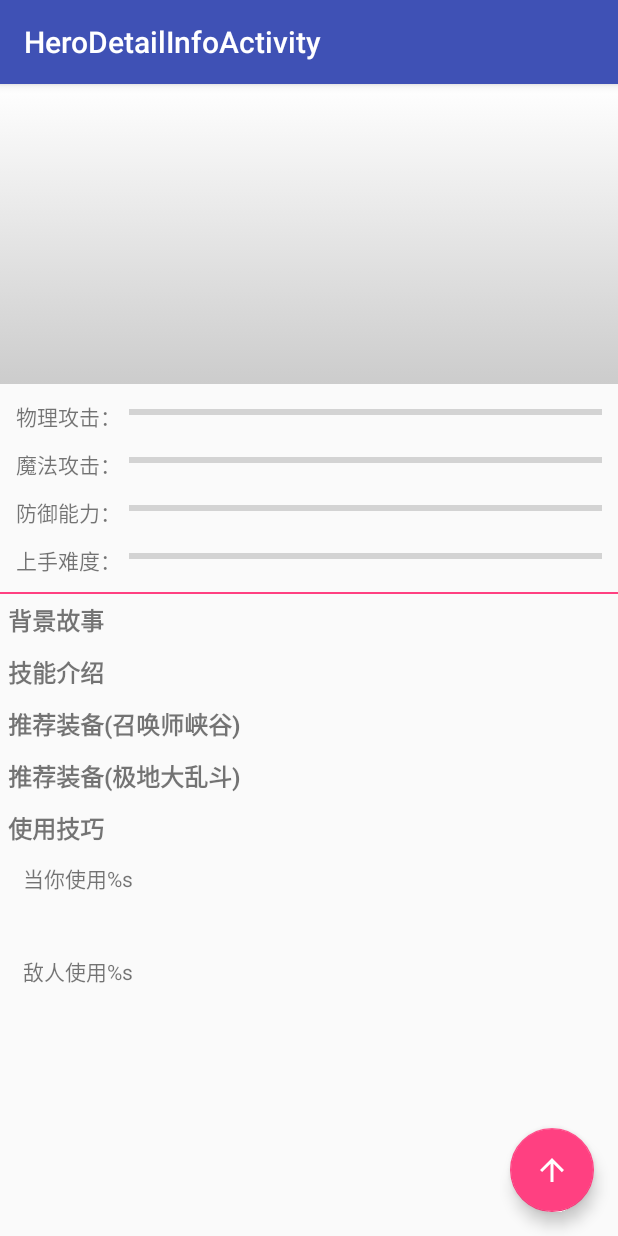
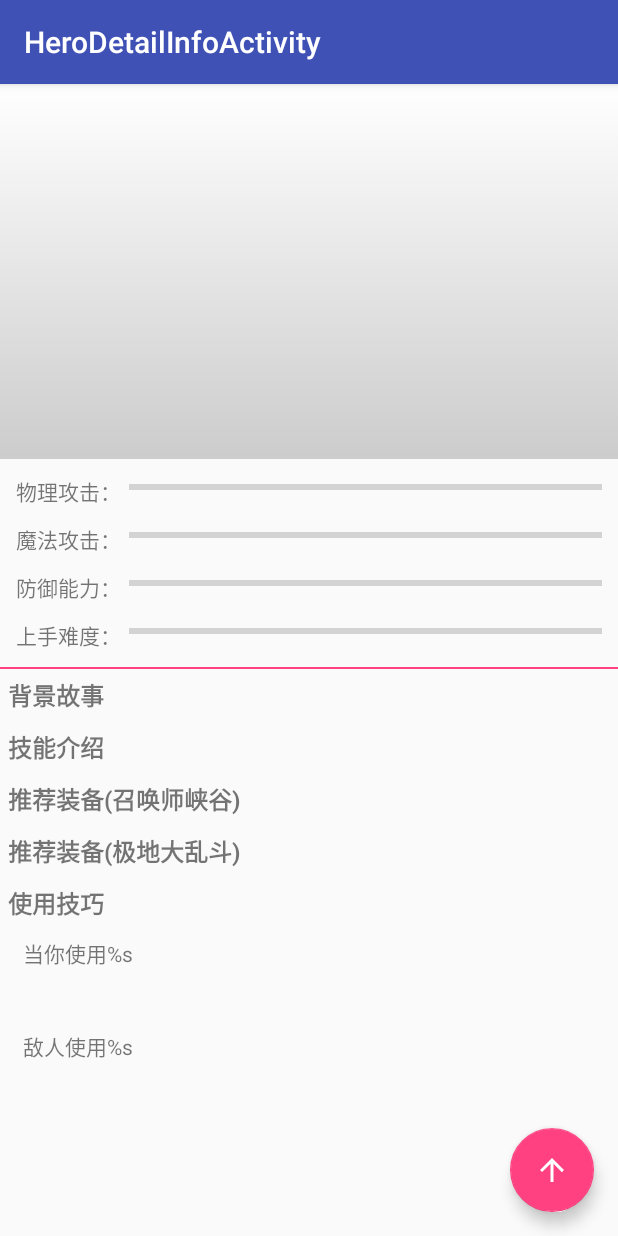
Before and after one commit to linjonh/LeagueOfLegendManual, an Android app: the screen it shows after launch (HeroDetailInfoActivity), on a phone screen of 412 x 824 dp. Run offline under Robolectric (Android 15) with nearby library versions, the phone set to English and light mode, and no system bars; our stand-ins replace ButterKnife, Dagger/Hilt's generated code; libraries missing offline, so code that uses them is left out: com.facebook.drawee, rx.android.schedulers, rx.functions, rx.schedulers; plain views replace SimpleDraweeView; pictures from the network do not load; 12 statements that could not run were skipped.

```diff
--- a/app/src/main/res/layout/content_hero_detail_info.xml
+++ b/app/src/main/res/layout/content_hero_detail_info.xml
@@ -23,7 +23,7 @@
         <android.support.v4.view.ViewPager
             android:id="@+id/viewPageLoop"
             android:layout_width="match_parent"
-            android:layout_height="200dp"
+            android:layout_height="250dp"
             android:background="@drawable/gradient_bg">
 
         </android.support.v4.view.ViewPager>
```
